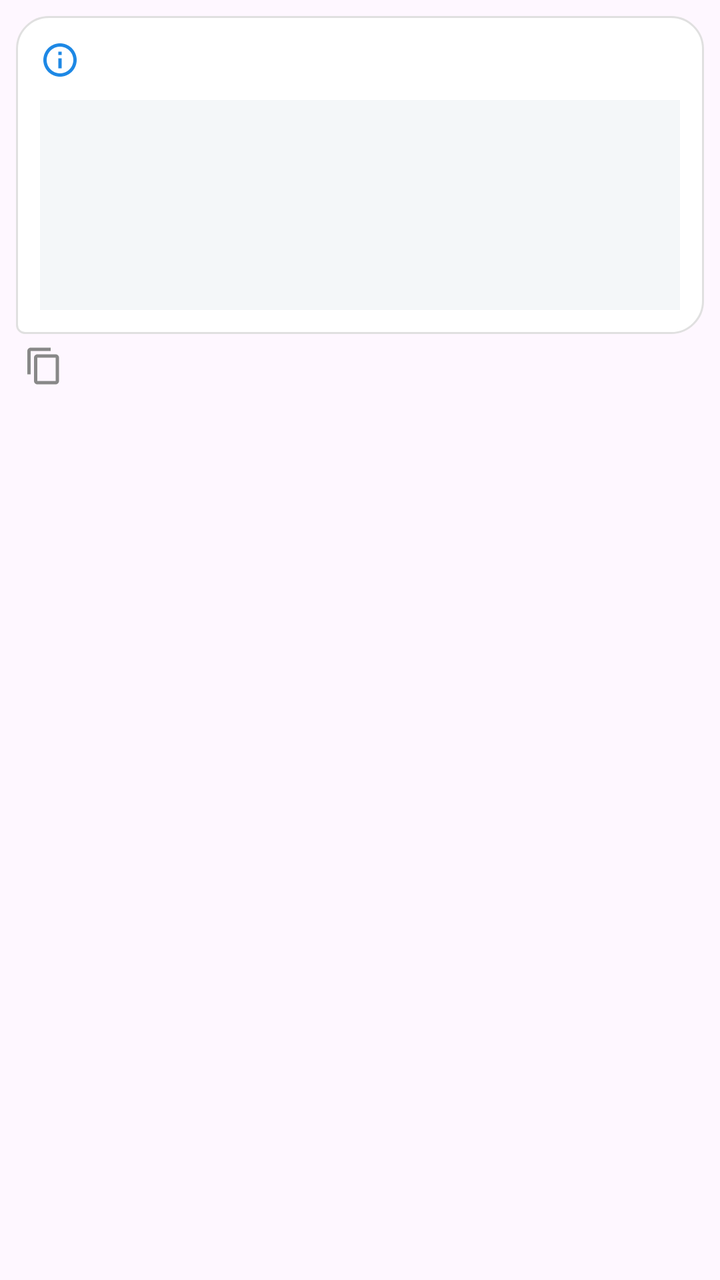
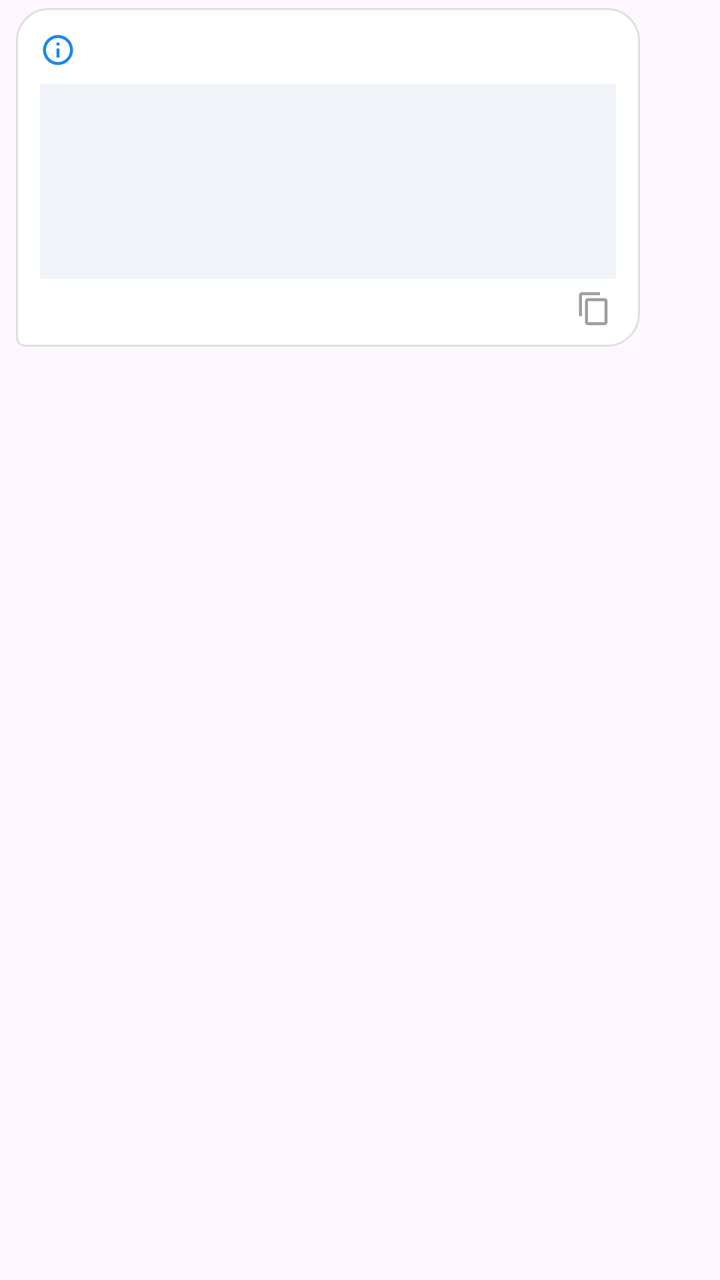

Screens rendered from an Android XML layout before and after an edit, with the pre-edit source and the edit as a unified diff.
<!-- AndroidManifest.xml: application theme Theme.DynamicEdgeAI -->
<!-- res/layout/item_chat_ai.xml -->
<?xml version="1.0" encoding="utf-8"?>
<LinearLayout xmlns:android="http://schemas.android.com/apk/res/android"
    xmlns:app="http://schemas.android.com/apk/res-auto"
    android:layout_width="match_parent"
    android:layout_height="wrap_content"
    android:orientation="vertical"
    android:padding="8dp">

    <LinearLayout
        android:id="@+id/aiBubbleContainer"
        android:layout_width="match_parent"
        android:layout_height="wrap_content"
        android:background="@drawable/bubble_ai"
        android:orientation="vertical"
        android:padding="12dp"
        android:clickable="true"
        android:focusable="true">

        <LinearLayout
            android:layout_width="match_parent"
            android:layout_height="wrap_content"
            android:orientation="horizontal">
            <ImageView
                android:layout_width="20dp"
                android:layout_height="20dp"
                android:src="@drawable/ic_ai_small"
                android:layout_marginEnd="8dp" />
            <TextView
                android:id="@+id/messageText"
                android:layout_width="match_parent"
                android:layout_height="wrap_content"
                android:textColor="#444444"
                android:textSize="14sp"
                android:textIsSelectable="true" />
        </LinearLayout>

        <LinearLayout
            android:id="@+id/executionInfo"
            android:layout_width="match_parent"
            android:layout_height="wrap_content"
            android:layout_marginTop="10dp"
            android:background="#F4F7F9"
            android:orientation="vertical"
            android:padding="8dp">
            <TextView
                android:id="@+id/modeTitle"
                android:layout_width="wrap_content"
                android:layout_height="wrap_content"
                android:textStyle="bold"
                android:textSize="12sp"
                android:textColor="#455A64" />

            <TextView
                android:id="@+id/modelUsedText"
                android:layout_width="wrap_content"
                android:layout_height="wrap_content"
                android:layout_marginTop="4dp"
                android:textSize="11sp"
                android:textColor="#444444" />

            <TextView
                android:id="@+id/reasonText"
                android:layout_width="wrap_content"
                android:layout_height="wrap_content"
                android:layout_marginTop="4dp"
                android:textSize="11sp"
                android:textColor="#666666" />

            <TextView
                android:id="@+id/latencyText"
                android:layout_width="wrap_content"
                android:layout_height="wrap_content"
                android:layout_marginTop="4dp"
                android:textSize="11sp"
                android:textColor="#444444" />

            <TextView
                android:id="@+id/networkUsedText"
                android:layout_width="wrap_content"
                android:layout_height="wrap_content"
                android:layout_marginTop="2dp"
                android:textSize="11sp"
                android:textColor="#444444" />
        </LinearLayout>
    </LinearLayout>

    
    <LinearLayout
        android:id="@+id/aiActions"
        android:layout_width="wrap_content"
        android:layout_height="wrap_content"
        android:orientation="horizontal"
        android:layout_marginTop="2dp"
        android:visibility="visible">
        <ImageButton
            android:id="@+id/copyButton"
            android:layout_width="28dp"
            android:layout_height="28dp"
            android:src="@drawable/ic_copy"
            android:background="?attr/selectableItemBackgroundBorderless"
            android:padding="4dp"
            app:tint="#888888"
            android:scaleType="fitCenter"/>
    </LinearLayout>
</LinearLayout>
<!-- resources referenced by this layout -->
<resources>
  <!-- drawable bubble_ai (drawable) -->
  <?xml version="1.0" encoding="utf-8"?>
  <shape xmlns:android="http://schemas.android.com/apk/res/android">
      <solid android:color="@color/white" />
      <stroke android:width="1dp" android:color="@color/bubble_border" />
      <corners
          android:topLeftRadius="16dp"
          android:topRightRadius="16dp"
          android:bottomLeftRadius="4dp"
          android:bottomRightRadius="16dp" />
  </shape>
  <!-- drawable ic_ai_small (drawable) -->
  <?xml version="1.0" encoding="utf-8"?>
  <vector xmlns:android="http://schemas.android.com/apk/res/android"
      android:width="24dp"
      android:height="24dp"
      android:viewportWidth="24"
      android:viewportHeight="24">
      <path
          android:fillColor="#1E88E5"
          android:pathData="M12,2C6.48,2 2,6.48 2,12s4.48,10 10,10 10,-4.48 10,-10S17.52,2 12,2zM12,20c-4.41,0 -8,-3.59 -8,-8s3.59,-8 8,-8 8,3.59 8,8 -3.59,8 -8,8zM11,7h2v2h-2zM11,11h2v6h-2z" />
  </vector>
  <!-- drawable ic_copy (drawable) -->
  <?xml version="1.0" encoding="utf-8"?>
  <vector xmlns:android="http://schemas.android.com/apk/res/android"
      android:width="24dp"
      android:height="24dp"
      android:viewportWidth="24"
      android:viewportHeight="24">
      <path
          android:fillColor="#666666"
          android:pathData="M16,1H4C2.9,1 2,1.9 2,3v14h2V3h12V1zm3,4H8C6.9,5 6,5.9 6,7v14c0,1.1 0.9,2 2,2h11c1.1,0 2,-0.9 2,-2V7c0,-1.1 -0.9,-2 -2,-2zm0,16H8V7h11v14z" />
  </vector>
  <style name="Theme.DynamicEdgeAI" parent="Theme.Material3.DayNight.NoActionBar">
          <item name="colorPrimary">@color/btn_blue</item>
          <item name="colorOnPrimary">@color/white</item>
          <item name="colorSecondary">@color/accent_blue</item>
          <item name="colorOnSecondary">@color/white</item>
          <item name="android:statusBarColor">@color/white</item>
          <item name="android:windowLightStatusBar">true</item>
  
          <item name="android:windowTranslucentStatus">false</item>
          <item name="android:windowTranslucentNavigation">false</item>
      </style>
  <color name="white">#FFFFFFFF</color>
  <color name="bubble_border">#E0E0E0</color>
  <color name="btn_blue">#3B78D8</color>
  <color name="accent_blue">#1E88E5</color>
</resources>

<!-- the commit's change to res/layout/item_chat_ai.xml (unified diff, before → after) -->
@@ -4,7 +4,10 @@
     android:layout_width="match_parent"
     android:layout_height="wrap_content"
     android:orientation="vertical"
-    android:padding="8dp">
+    android:paddingStart="8dp"
+    android:paddingEnd="40dp"
+    android:paddingTop="4dp"
+    android:paddingBottom="4dp">
 
     <LinearLayout
         android:id="@+id/aiBubbleContainer"
@@ -12,67 +15,74 @@
         android:layout_height="wrap_content"
         android:background="@drawable/bubble_ai"
         android:orientation="vertical"
-        android:padding="12dp"
-        android:clickable="true"
-        android:focusable="true">
+        android:paddingStart="12dp"
+        android:paddingEnd="12dp"
+        android:paddingTop="10dp"
+        android:paddingBottom="8dp">
 
         <LinearLayout
             android:layout_width="match_parent"
             android:layout_height="wrap_content"
             android:orientation="horizontal">
+
             <ImageView
-                android:layout_width="20dp"
-                android:layout_height="20dp"
+                android:layout_width="18dp"
+                android:layout_height="18dp"
                 android:src="@drawable/ic_ai_small"
+                android:layout_marginTop="2dp"
                 android:layout_marginEnd="8dp" />
+
             <TextView
                 android:id="@+id/messageText"
                 android:layout_width="match_parent"
                 android:layout_height="wrap_content"
-                android:textColor="#444444"
+                android:textColor="#222222"
                 android:textSize="14sp"
+                android:lineSpacingExtra="2dp"
                 android:textIsSelectable="true" />
         </LinearLayout>
 
+        
         <LinearLayout
             android:id="@+id/executionInfo"
             android:layout_width="match_parent"
             android:layout_height="wrap_content"
-            android:layout_marginTop="10dp"
-            android:background="#F4F7F9"
+            android:layout_marginTop="8dp"
+            android:background="#F0F4F8"
             android:orientation="vertical"
             android:padding="8dp">
+
             <TextView
                 android:id="@+id/modeTitle"
                 android:layout_width="wrap_content"
                 android:layout_height="wrap_content"
                 android:textStyle="bold"
-                android:textSize="12sp"
-                android:textColor="#455A64" />
+                android:textSize="11sp"
+                android:textColor="#37474F" />
 
             <TextView
                 android:id="@+id/modelUsedText"
                 android:layout_width="wrap_content"
                 android:layout_height="wrap_content"
-                android:layout_marginTop="4dp"
+                android:layout_marginTop="2dp"
                 android:textSize="11sp"
-                android:textColor="#444444" />
+                android:textColor="#455A64" />
 
             <TextView
                 android:id="@+id/reasonText"
                 android:layout_width="wrap_content"
                 android:layout_height="wrap_content"
-                android:layout_marginTop="4dp"
+                android:layout_marginTop="2dp"
                 android:textSize="11sp"
-                android:textColor="#666666" />
+                android:textColor="#607D8B" />
 
             <TextView
                 android:id="@+id/latencyText"
                 android:layout_width="wrap_content"
                 android:layout_height="wrap_content"
-                android:layout_marginTop="4dp"
+                android:layout_marginTop="2dp"
                 android:textSize="11sp"
-                android:textColor="#444444" />
+                android:textColor="#455A64" />
 
             <TextView
                 android:id="@+id/networkUsedText"
@@ -80,26 +90,27 @@
                 android:layout_height="wrap_content"
                 android:layout_marginTop="2dp"
                 android:textSize="11sp"
-                android:textColor="#444444" />
+                android:textColor="#455A64" />
+        </LinearLayout>
+
+        
+        <LinearLayout
+            android:layout_width="match_parent"
+            android:layout_height="wrap_content"
+            android:orientation="horizontal"
+            android:gravity="end|center_vertical"
+            android:layout_marginTop="4dp">
+
+            <ImageButton
+                android:id="@+id/copyButton"
+                android:layout_width="22dp"
+                android:layout_height="22dp"
+                android:src="@drawable/ic_copy"
+                android:background="?attr/selectableItemBackgroundBorderless"
+                android:padding="2dp"
+                app:tint="#9E9E9E"
+                android:scaleType="fitCenter"
+                android:contentDescription="Copy" />
         </LinearLayout>
     </LinearLayout>
-
-    
-    <LinearLayout
-        android:id="@+id/aiActions"
-        android:layout_width="wrap_content"
-        android:layout_height="wrap_content"
-        android:orientation="horizontal"
-        android:layout_marginTop="2dp"
-        android:visibility="visible">
-        <ImageButton
-            android:id="@+id/copyButton"
-            android:layout_width="28dp"
-            android:layout_height="28dp"
-            android:src="@drawable/ic_copy"
-            android:background="?attr/selectableItemBackgroundBorderless"
-            android:padding="4dp"
-            app:tint="#888888"
-            android:scaleType="fitCenter"/>
-    </LinearLayout>
 </LinearLayout>
